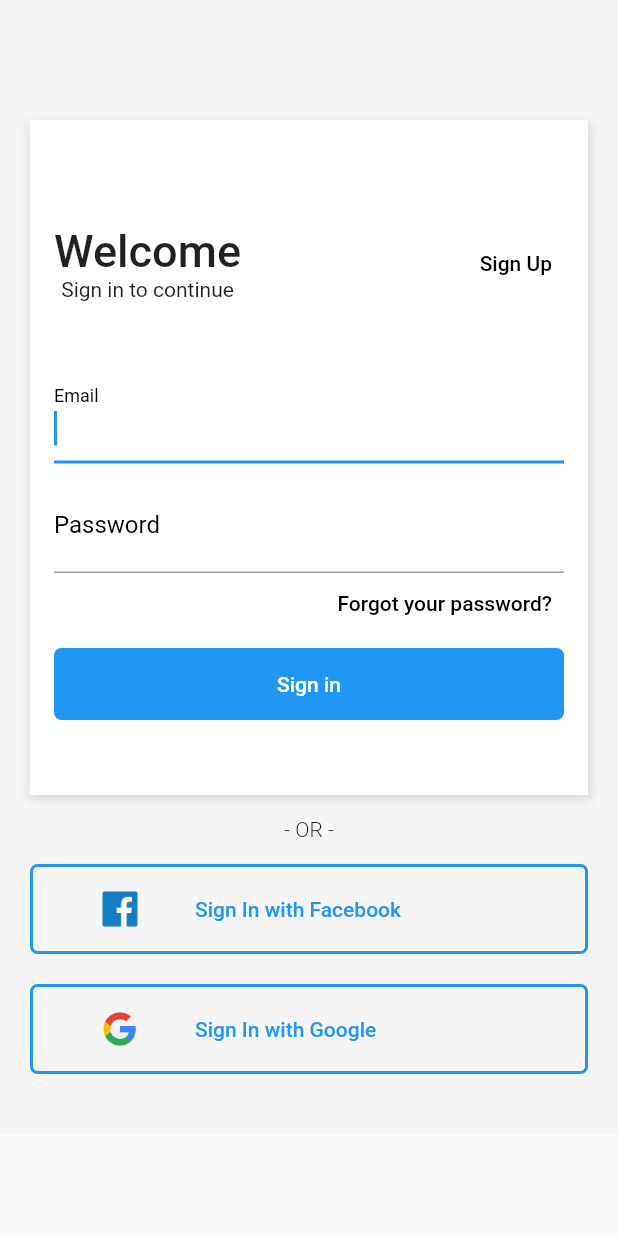
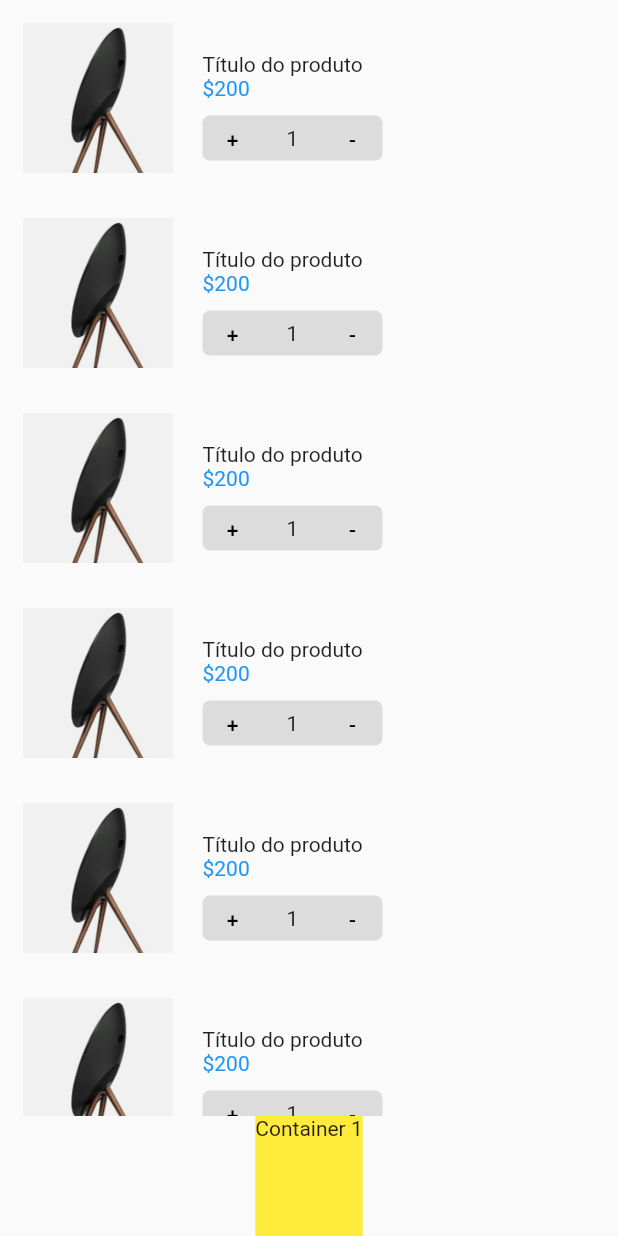
Before and after one commit to FelipeDias28/flutter-layout, a Flutter app: the screen it shows after launch, on a phone screen of 412 x 824 dp. Run offline on Flutter 3.47's test engine with Material 2 defaults, Android fonts, the phone set to English and light mode, and no system bars.

Commit message:
finalizado os itens dos carrinhos de compra

```diff
--- a/lib/main.dart
+++ b/lib/main.dart
@@ -1,5 +1,5 @@
 import 'package:flutter/material.dart';
-import 'package:shopping/pages/login.page.dart';
+import 'package:shopping/pages/cart.page.dart';
 
 void main() {
   runApp(const MyApp());
@@ -27,7 +27,7 @@ class HomePage extends StatelessWidget {
   @override
   Widget build(BuildContext context) {
     return const Scaffold(
-      body: LoginPage(),
+      body: CartPage(),
     );
   }
 }
--- /dev/null
+++ b/lib/pages/cart.page.dart
@@ -0,0 +1,127 @@
+import 'package:flutter/material.dart';
+
+class CartPage extends StatelessWidget {
+  const CartPage({super.key});
+
+  @override
+  Widget build(BuildContext context) {
+    return Scaffold(
+      body: Column(
+        mainAxisAlignment: MainAxisAlignment.spaceBetween,
+        children: [
+          Expanded(
+            // Ocupa todo o espaço disponível da tela
+            child: Container(
+              child: productList(),
+            ),
+          ),
+          Container(
+            color: Colors.yellow,
+            height: 80,
+            child: const Text("Container 1"),
+          ),
+        ],
+      ),
+    );
+  }
+}
+
+Widget productList() {
+  return ListView(
+    children: [
+      productItem(),
+      productItem(),
+      productItem(),
+      productItem(),
+      productItem(),
+      productItem(),
+    ],
+  );
+}
+
+Widget productItem() {
+  return Container(
+    height: 120,
+    margin: const EdgeInsets.all(5),
+    child: Row(
+      children: [
+        Container(
+          width: 100,
+          height: 100,
+          margin: const EdgeInsets.all(10),
+          child: Image.asset(
+            "assets/product-1.png",
+            fit: BoxFit.fitWidth,
+          ),
+        ),
+        Padding(
+          padding: const EdgeInsets.only(
+            top: 30.0,
+            left: 10.0,
+          ),
+          child: Column(
+            crossAxisAlignment: CrossAxisAlignment.start,
+            children: [
+              const Text("Título do produto"),
+              const Text(
+                "\$200",
+                style: TextStyle(
+                  color: Colors.blue,
+                ),
+              ),
+              const SizedBox(
+                height: 10,
+              ),
+              Container(
+                height: 30,
+                width:
+                    120, // Largura proposital para receber containers de 40px
+                decoration: const BoxDecoration(
+                  color: Colors.black12,
+                  borderRadius: BorderRadius.all(
+                    Radius.circular(5),
+                  ),
+                ),
+                child: Row(
+                  children: [
+                    Container(
+                      width: 40,
+                      alignment: Alignment.center,
+                      child: TextButton(
+                        child: const Text(
+                          "+",
+                          style: TextStyle(
+                            color: Colors.black,
+                          ),
+                        ),
+                        onPressed: () {},
+                      ),
+                    ),
+                    Container(
+                      width: 40,
+                      alignment: Alignment.center,
+                      child: const Text("1"),
+                    ),
+                    Container(
+                      width: 40,
+                      alignment: Alignment.center,
+                      child: TextButton(
+                        child: const Text(
+                          "-",
+                          style: TextStyle(
+                            color: Colors.black,
+                          ),
+                        ),
+                        onPressed: () {},
+                      ),
+                    ),
+                  ],
+                ),
+              ),
+            ],
+          ),
+        ),
+      ],
+    ),
+  );
+}
```
